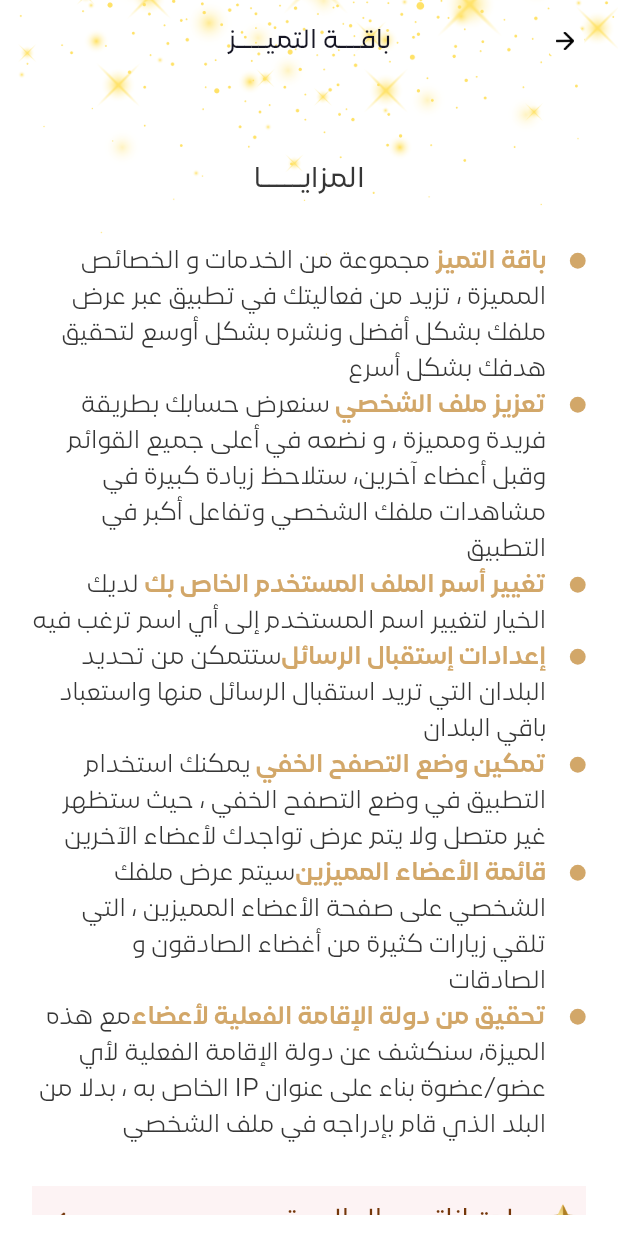
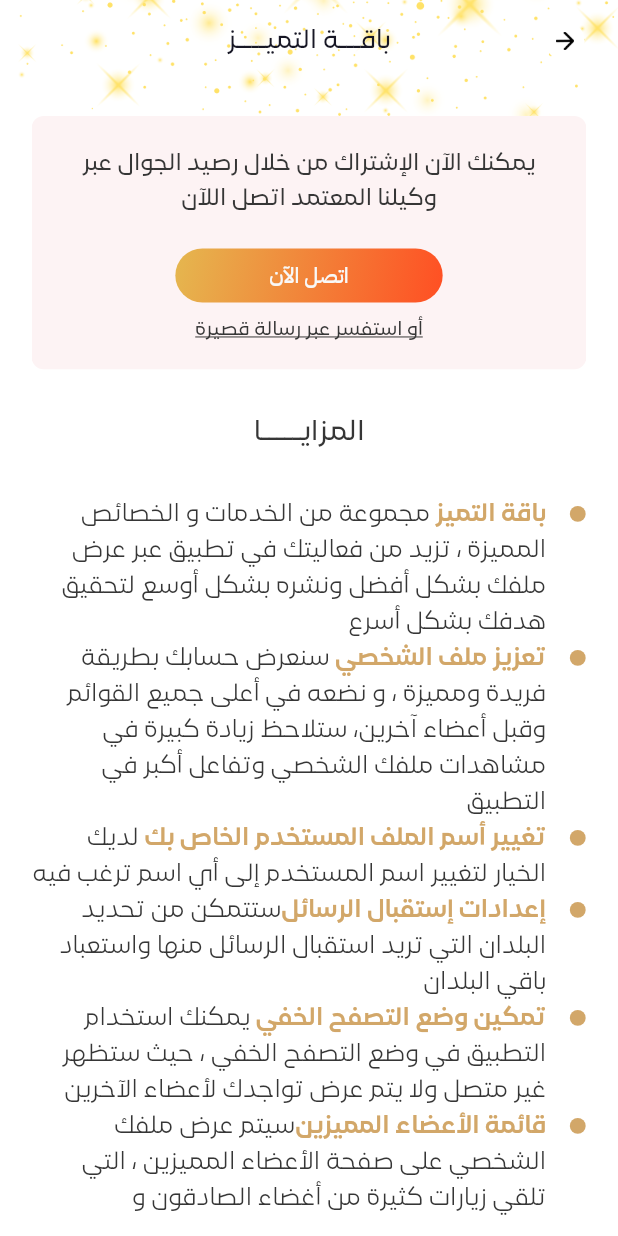
Before and after one commit to Dexterous-Tech/elsadeken, a Flutter app: the ExcellencePackageScreen screen opened by its route, on a phone screen of 412 x 824 dp. Run offline on Flutter 3.47's test engine with Material 3 defaults, Android fonts, the phone set to English and light mode, and no system bars; our stand-ins replace bloc, cached_network_image, country_code_picker, dartz, dio, equatable and 15 more; missing offline and left inert: vs_scrollbar; accounts and stored records are empty; network calls fail; project files that could hold a hidden picture were left out.

Commit message:
Assign Packages is done

```diff
--- a/lib/features/profile/excellence_package/data/data_source/packages_data_source.dart
+++ b/lib/features/profile/excellence_package/data/data_source/packages_data_source.dart
@@ -18,7 +18,7 @@ class PackagesDataSource {
   }
 
     Future<AssignPackageToUserModel> assignPackageToUser(String id) async {
-    final response = await _apiServices.get(
+    final response = await _apiServices.post(requestBody: id,
       endpoint: ApiConstants.assignPackageToUser(id),
       requiresAuth: true,
     );
--- a/lib/features/profile/excellence_package/presentation/view/widgets/excellence_package_body.dart
+++ b/lib/features/profile/excellence_package/presentation/view/widgets/excellence_package_body.dart
@@ -1,11 +1,17 @@
+import 'dart:developer';
+
 import 'package:elsadeken/core/helper/app_images.dart';
 import 'package:elsadeken/core/helper/extensions.dart';
 import 'package:elsadeken/core/routes/app_routes.dart';
 import 'package:elsadeken/core/theme/spacing.dart';
 import 'package:elsadeken/core/widgets/forms/custom_elevated_button.dart';
+import 'package:elsadeken/features/profile/excellence_package/data/models/packages_model.dart';
+import 'package:elsadeken/features/profile/excellence_package/presentation/manager/packages_cubit/cubit/packages_cubit.dart';
+import 'package:elsadeken/features/profile/excellence_package/presentation/manager/packages_cubit/cubit/packages_state.dart';
 import 'package:elsadeken/features/profile/excellence_package/presentation/view/widgets/excellence_package_item.dart';
 import 'package:elsadeken/features/profile/widgets/custom_profile_body.dart';
 import 'package:flutter/material.dart';
+import 'package:flutter_bloc/flutter_bloc.dart';
 import 'package:flutter_screenutil/flutter_screenutil.dart';
 
 import '../../../../../../core/theme/app_color.dart';
@@ -14,11 +20,6 @@ import '../../../../../../core/theme/font_weight_helper.dart';
 import '../../../../payment_methods/presentation/view/payment_methods.dart';
 import '../../../../widgets/profile_header.dart';
 
-import 'package:flutter_bloc/flutter_bloc.dart';
-import 'package:elsadeken/features/profile/excellence_package/presentation/manager/packages_cubit/cubit/packages_cubit.dart';
-import 'package:elsadeken/features/profile/excellence_package/presentation/manager/packages_cubit/cubit/packages_state.dart';
-// باقي imports اللي عندك
-
 class ExcellencePackageBody extends StatelessWidget {
   ExcellencePackageBody({super.key});
 
@@ -26,39 +27,38 @@ class ExcellencePackageBody extends StatelessWidget {
     {
       'title': 'باقة التميز ',
       'subTitle':
-          'مجموعة من الخدمات و الخصائص المميزة ، تزيد من فعاليتك في تطبيق عبر عرض ملفك بشكل أفضل ونشره بشكل أوسع لتحقيق هدفك بشكل أسرع'
+          'مجموعة من الخدمات و الخصائص المميزة ، تزيد من فعاليتك في تطبيق عبر عرض ملفك بشكل أفضل ونشره بشكل أوسع لتحقيق هدفك بشكل أسرع',
     },
     {
       'title': 'تعزيز ملف الشخصي ',
       'subTitle':
-          'سنعرض حسابك بطريقة فريدة ومميزة ، و نضعه في أعلى جميع القوائم وقبل أعضاء آخرين، ستلاحظ زيادة كبيرة في مشاهدات ملفك الشخصي وتفاعل أكبر في التطبيق'
+          'سنعرض حسابك بطريقة فريدة ومميزة ، و نضعه في أعلى جميع القوائم وقبل أعضاء آخرين، ستلاحظ زيادة كبيرة في مشاهدات ملفك الشخصي وتفاعل أكبر في التطبيق',
     },
     {
       'title': 'تغيير أسم الملف المستخدم الخاص بك ',
-      'subTitle': 'لديك الخيار لتغيير اسم المستخدم إلى أي اسم ترغب فيه '
+      'subTitle': 'لديك الخيار لتغيير اسم المستخدم إلى أي اسم ترغب فيه ',
     },
     {
       'title': 'إعدادات إستقبال الرسائل',
       'subTitle':
-          'ستتمكن من تحديد البلدان التي تريد استقبال الرسائل منها واستعباد باقي البلدان'
+          'ستتمكن من تحديد البلدان التي تريد استقبال الرسائل منها واستعباد باقي البلدان',
     },
     {
       'title': 'تمكين وضع التصفح الخفي ',
       'subTitle':
-          'يمكنك استخدام التطبيق في وضع التصفح الخفي ، حيث ستظهر غير متصل ولا يتم عرض تواجدك لأعضاء الآخرين'
+          'يمكنك استخدام التطبيق في وضع التصفح الخفي ، حيث ستظهر غير متصل ولا يتم عرض تواجدك لأعضاء الآخرين',
     },
     {
       'title': 'قائمة الأعضاء المميزين',
       'subTitle':
-          'سيتم عرض ملفك الشخصي على صفحة الأعضاء المميزين ، التي تلقي زيارات كثيرة من أغضاء الصادقون و الصادقات'
+          'سيتم عرض ملفك الشخصي على صفحة الأعضاء المميزين ، التي تلقي زيارات كثيرة من أغضاء الصادقون و الصادقات',
     },
     {
       'title': 'تحقيق من دولة الإقامة الفعلية لأعضاء',
       'subTitle':
-          'مع هذه الميزة، سنكشف عن دولة الإقامة الفعلية لأي عضو/عضوة بناء على عنوان IP الخاص به ، بدلا من البلد الذي قام بإدراجه في ملف الشخصي'
+          'مع هذه الميزة، سنكشف عن دولة الإقامة الفعلية لأي عضو/عضوة بناء على عنوان IP الخاص به ، بدلا من البلد الذي قام بإدراجه في ملف الشخصي',
     },
   ];
-
   @override
   Widget build(BuildContext context) {
     return CustomProfileBody(
@@ -69,8 +69,50 @@ class ExcellencePackageBody extends StatelessWidget {
           children: [
             ProfileHeader(title: 'باقـــة التميــــز'),
             verticalSpace(42),
-            // نفس الكونتينر اللي فوق .. الخ
-
+            Container(
+              padding: EdgeInsets.only(
+                left: 14.w,
+                right: 14.w,
+                top: 24.h,
+                bottom: 19.h,
+              ),
+              decoration: BoxDecoration(
+                borderRadius: BorderRadius.circular(8),
+                color: AppColors.lightWhite,
+              ),
+              child: Column(
+                crossAxisAlignment: CrossAxisAlignment.center,
+                mainAxisAlignment: MainAxisAlignment.center,
+                children: [
+                  Text(
+                    'يمكنك الآن الإشتراك من خلال رصيد الجوال عبر وكيلنا المعتمد اتصل اللآن',
+                    style: AppTextStyles.font18JetMediumLamaSans,
+                    textAlign: TextAlign.center,
+                  ),
+                  verticalSpace(24),
+                  SizedBox(
+                    width: 186.w,
+                    child: CustomElevatedButton(
+                      height: 41.h,
+                      onPressed: () {},
+                      textButton: 'اتصل الآن',
+                      radius: 100,
+                      // verticalPadding: 13,
+                    ),
+                  ),
+                  verticalSpace(10),
+                  Text(
+                    'أو استفسر عبر رسالة قصيرة',
+                    style: AppTextStyles.font15BistreSemiBoldLamaSans.copyWith(
+                      color: AppColors.jet,
+                      fontWeight: FontWeightHelper.medium,
+                      decoration: TextDecoration.underline,
+                      decorationColor: AppColors.jet,
+                    ),
+                  ),
+                ],
+              ),
+            ),
             verticalSpace(32),
             Center(
               child: Text(
@@ -83,39 +125,23 @@ class ExcellencePackageBody extends StatelessWidget {
             ),
             verticalSpace(33),
             Column(
-              children: List.generate(
-                items.length,
-                (item) {
-                  final card = items[item];
-                  return ExcellencePackageItem(
-                    title: card['title'],
-                    subTitle: card['subTitle'],
-                  );
-                },
-              ),
+              children: List.generate(items.length, (item) {
+                final card = items[item];
+                return ExcellencePackageItem(
+                  title: card['title'],
+                  subTitle: card['subTitle'],
+                );
+              }),
             ),
-
             verticalSpace(32),
-
-            /// -------------------
-            /// امتيازاتي
-            /// -------------------
             Container(
               width: double.infinity,
-              padding: EdgeInsets.only(
-                top: 10.5.h,
-                bottom: 10.5.h,
-                left: 8.w,
-              ),
+              padding: EdgeInsets.only(top: 10.5.h, bottom: 10.5.h, left: 8.w),
               decoration: BoxDecoration(color: AppColors.lightWhite),
               child: Row(
                 textDirection: TextDirection.rtl,
                 children: [
-                  Image.asset(
-                    AppImages.boldStar,
-                    width: 32.w,
-                    height: 32.h,
-                  ),
+                  Image.asset(AppImages.boldStar, width: 32.w, height: 32.h),
                   SizedBox(width: 18),
                   Text(
                     'إمتيازاتـــي الحاليـــة',
@@ -135,16 +161,15 @@ class ExcellencePackageBody extends StatelessWidget {
                 ],
               ),
             ),
-
             verticalSpace(32),
-
-            /// -------------------
-            /// الأسعار (من Cubit)
-            /// -------------------
             Container(
               width: double.infinity,
               padding: EdgeInsets.only(
-                  top: 25.h, bottom: 40.h, left: 8.w, right: 8.w),
+                top: 25.h,
+                bottom: 40.h,
+                left: 8.w,
+                right: 8.w,
+              ),
               decoration: BoxDecoration(color: AppColors.lightWhite),
               child: Column(
                 crossAxisAlignment: CrossAxisAlignment.end,
@@ -153,13 +178,12 @@ class ExcellencePackageBody extends StatelessWidget {
                   Center(
                     child: Text(
                       'الأسعار',
-                      style: AppTextStyles.font18JetMediumLamaSans
-                          .copyWith(fontSize: 23.sp),
+                      style: AppTextStyles.font18JetMediumLamaSans.copyWith(
+                        fontSize: 23.sp,
+                      ),
                     ),
                   ),
                   verticalSpace(19),
-
-                  /// هنا نعرض الباكجات
                   BlocBuilder<PackagesCubit, PackagesState>(
                     builder: (context, state) {
                       if (state is GetPackagesLoading) {
@@ -187,25 +211,37 @@ class ExcellencePackageBody extends StatelessWidget {
                       return SizedBox.shrink();
                     },
                   ),
-
-                  verticalSpace(5),
+                  verticalSpace(32),
                   Center(
                     child: Text(
                       'طرق الدفع',
-                      style: AppTextStyles.font18JetMediumLamaSans
-                          .copyWith(fontSize: 23.sp),
+                      style: AppTextStyles.font18JetMediumLamaSans.copyWith(
+                        fontSize: 23.sp,
+                      ),
                     ),
                   ),
                   verticalSpace(15),
                   CustomElevatedButton(
                     height: 60,
-                    onPressed: () {
+                    onPressed: () async {
                       final packagesState = context.read<PackagesCubit>().state;
-                      if (packagesState is GetPackagesSuccess && packagesState.packages.data != null) {
-                        showPaymentMethodsBottomSheet(
+                      if (packagesState is GetPackagesSuccess &&
+                          packagesState.packages.data != null) {
+                        final result = await showPaymentMethodsBottomSheet(
                           context,
                           packages: packagesState.packages.data!,
                         );
+
+                        if (result != null &&
+                            result["selectedPackage"] != null) {
+                          final selected = result["selectedPackage"] as Data;
+                          // ignore: use_build_context_synchronously
+                          context
+                              .read<PackagesCubit>()
+                              .assignPackageToUser(selected.id.toString());
+
+                          log("Selected Package: ${selected.name} - ${selected.price}");
+                        }
                       }
                     },
                     textButton: 'اشترك الان',
```
Also changed, not shown: lib/features/profile/payment_methods/presentation/view/payment_methods.dart (+5 -3 lines).
